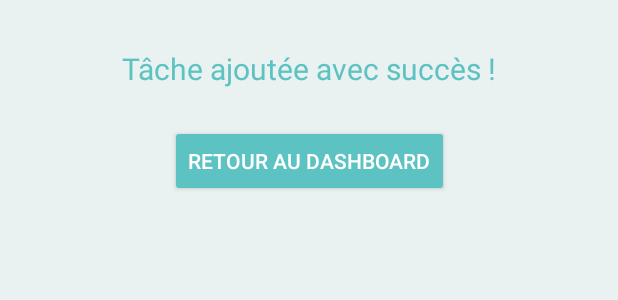
After one commit to benyahia01/ToDoList-Application, an Android app: the layout activity_task_added.xml on its own in the app's theme, with its tools: preview values and no code run, on a phone screen of 412 x 824 dp. The commit adds this screen. Shown: the top 300 px of the screen. Run offline under Robolectric (Android 15) with nearby library versions, the phone set to English and light mode, and no system bars.

Commit message:
correction des bugs

```diff
--- a/app/src/main/java/com/eilco/mobile/module/Task.kt
+++ b/app/src/main/java/com/eilco/mobile/module/Task.kt
@@ -2,5 +2,6 @@ package com.eilco.mobile.module
 
 data class Task(
     val title: String = "",
-    val description: String = ""
+    val description: String = "",
+    val email: String? = null
 )
--- /dev/null
+++ b/app/src/main/res/layout/activity_task_added.xml
@@ -0,0 +1,34 @@
+<?xml version="1.0" encoding="utf-8"?>
+<androidx.constraintlayout.widget.ConstraintLayout
+    xmlns:android="http://schemas.android.com/apk/res/android"
+    xmlns:app="http://schemas.android.com/apk/res-auto"
+    xmlns:tools="http://schemas.android.com/tools"
+    android:layout_width="match_parent"
+    android:layout_height="match_parent"
+    android:background="#EAF1F1"
+    tools:context=".TaskAddedActivity">
+
+    <TextView
+        android:id="@+id/successMessage"
+        android:layout_width="wrap_content"
+        android:layout_height="wrap_content"
+        android:text="Tâche ajoutée avec succès !"
+        android:textSize="20sp"
+        android:textColor="#5DC2C2"
+        app:layout_constraintTop_toTopOf="parent"
+        app:layout_constraintStart_toStartOf="parent"
+        app:layout_constraintEnd_toEndOf="parent"
+        android:layout_marginTop="32dp" />
+
+    <Button
+        android:id="@+id/backToDashboardButton"
+        android:layout_width="wrap_content"
+        android:layout_height="wrap_content"
+        android:text="Retour au Dashboard"
+        android:backgroundTint="#5DC2C2"
+        android:textColor="#FFFFFF"
+        app:layout_constraintTop_toBottomOf="@+id/successMessage"
+        app:layout_constraintStart_toStartOf="parent"
+        app:layout_constraintEnd_toEndOf="parent"
+        android:layout_marginTop="24dp"/>
+</androidx.constraintlayout.widget.ConstraintLayout>
```
Also changed, not shown: app/src/main/java/com/eilco/mobile/AddTask.kt (+24 -4 lines), app/src/main/java/com/eilco/mobile/module/TaskAddedActivity.kt (added, +26 -0 lines), app/src/main/res/layout/activity_add_task.xml (line endings or trailing spaces), gradle/wrapper/gradle-wrapper.properties, 3 other files.
